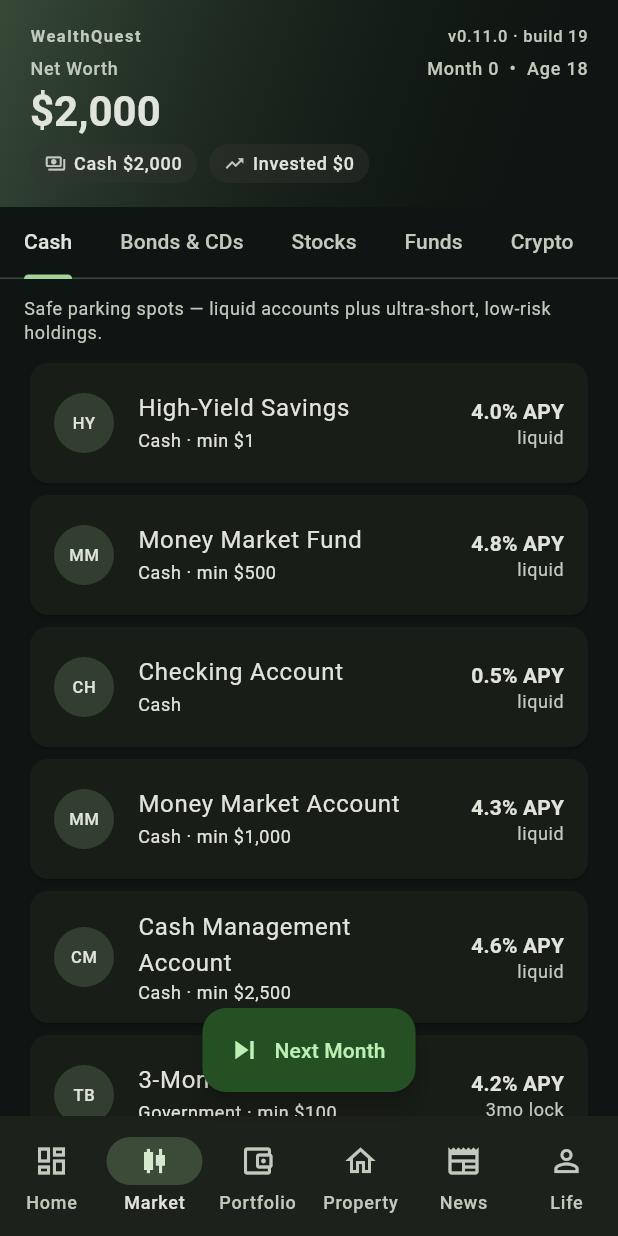
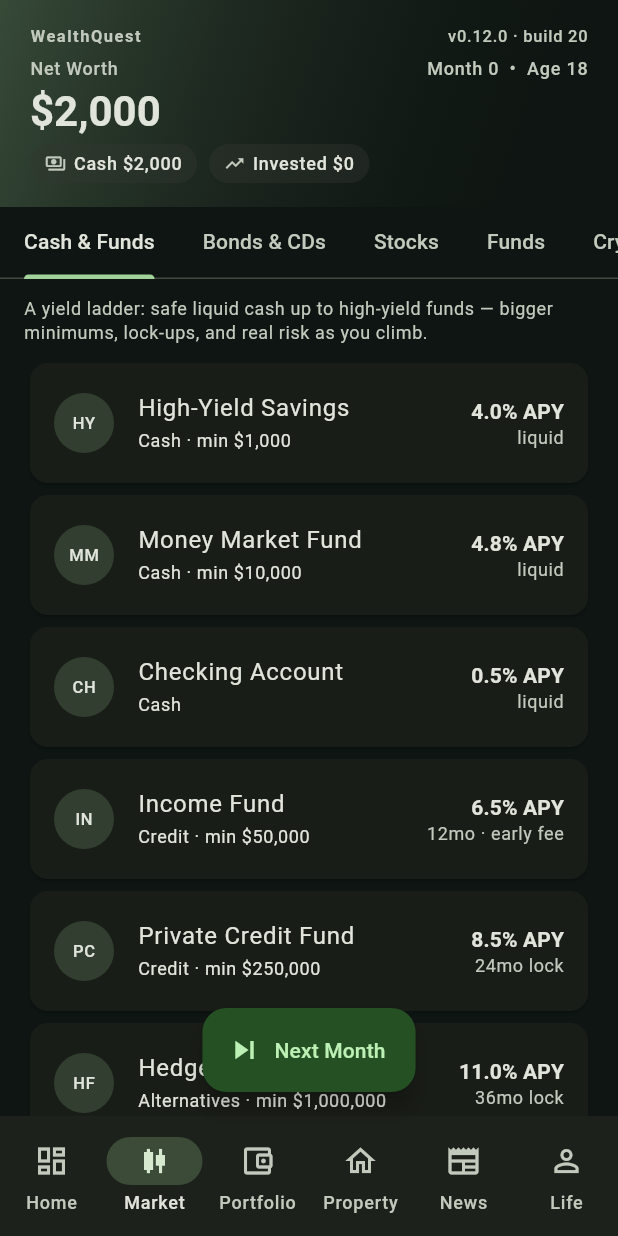
Before and after one commit to Armandoxh/Territorygame, a Flutter app: the screen it shows after launch, item 2 of the bottom bar chosen, on a phone screen of 412 x 824 dp. Run offline on Flutter 3.47's test engine with Material 3 defaults, Android fonts, the phone set to English and light mode, and no system bars.

Commit message:
WealthQuest (build 20): yield ladder (progression in the cash tier)
Per design discussion: the cash tier is now an aspiration ladder where APY
scales with entry minimum + lock-up + REAL risk.
- New AssetKind.fund + LockKind {none,penalty,hard}; AssetDef gains
  lockKind/earlyPenalty/crashLoss.
- Ladder: Checking -> HYSA($1k) -> MMF($10k) -> Income Fund($50k, penalty)
  -> Private Credit($250k, hard) -> Hedge($1M, hard); removed MMA/CMA.
- High yields are uninsured and take crash/bear drawdowns (per-asset
  crashLoss), so they don't dominate stocks/crypto or snowball risk-free.
- Controller: fund buy/sell/lock/penalty/maturity + per-asset balance risk.
- UI labels + detail stats + position subtitles; tests for min/penalty/lock.

https://claude.ai/code/session_01TzdCgZw6BTd2YJQ9wzwCow

```diff
--- a/dev_log/6-4-2026.txt
+++ b/dev_log/6-4-2026.txt
@@ -325,3 +325,27 @@
         net-worth-neutral open, cover, separate long+short, no-cash-short.
   WHY:  User: "make all the charts look like ticker graphs. Also have a
         short position we can place."
+
+2026-06-04  WealthQuest (build 20): yield ladder (fun > realism discussion)
+  WHAT: User: "the game isn't fun — $500 unlocks the best APY, no
+        progression." Redesigned the Cash tier into an aspiration ladder
+        where APY scales with entry minimum + lock-up + RISK. New
+        AssetKind.fund + LockKind {none, penalty, hard} + AssetDef
+        lockKind/earlyPenalty/crashLoss. Ladder: Checking $0/0.5%,
+        HYSA $1k/4%, MMF $10k/4.8% (crashLoss 2%), Income Fund $50k/6.5%
+        (12mo penalty lock, forfeit 50% gains early, crashLoss 3%),
+        Private Credit $250k/8.5% (24mo HARD lock, crashLoss 6%), Hedge
+        $1M/11% (36mo HARD lock, crashLoss 10%). Removed redundant
+        MMA/CMA. High yields are UNINSURED and take real drawdowns in
+        crashes/bears (per-asset crashLoss replaces the old global hit),
+        so they don't dominate stocks/crypto or snowball risk-free.
+        Controller: fund buy = separate maturing holding (hardLock flag),
+        sell blocks hard locks + applies penalty on early penalty-lock
+        exit, maturity for funds, per-asset crash/bear balance risk.
+        UI: market-row lock labels, detail stats (Crash risk / Term /
+        Early-exit / Liquidity), position subtitles. Tests for entry min,
+        early-exit penalty, hard lock. Income Fund added to the agent
+        tunnel set.
+  WHY:  User design discussion: scale APY with type + higher entry +
+        minimum hold; mix of hard locks and penalties; high yield = real
+        risk. Yield ladder first; goals/progression spine to follow.
--- a/wealthquest/lib/data/catalog.dart
+++ b/wealthquest/lib/data/catalog.dart
@@ -39,8 +39,8 @@ class Catalog {
   static const List<AssetCategory> categories = [
     AssetCategory(
       id: 'cash',
-      label: 'Cash',
-      blurb: 'Safe parking spots — liquid accounts plus ultra-short, low-risk holdings.',
+      label: 'Cash & Funds',
+      blurb: 'A yield ladder: safe liquid cash up to high-yield funds — bigger minimums, lock-ups, and real risk as you climb.',
     ),
     AssetCategory(
       id: 'fixed',
@@ -73,10 +73,10 @@ class Catalog {
       categoryId: 'cash',
       kind: AssetKind.savings,
       apy: 0.04,
-      minInvestment: 1,
+      minInvestment: 1000,
       sector: 'Cash',
       insured: true,
-      blurb: 'Withdraw anytime, FDIC-insured. 4% APY, no strings.',
+      blurb: 'Withdraw anytime, FDIC-insured. 4% APY. \$1k to open.',
     ),
     AssetDef(
       id: 'mmf',
@@ -85,11 +85,12 @@ class Catalog {
       categoryId: 'cash',
       kind: AssetKind.savings,
       apy: 0.048,
-      minInvestment: 500,
+      minInvestment: 10000,
       sector: 'Cash',
       insured: false,
-      blurb: 'Higher yield than a HYSA, still liquid — but it\'s a fund, '
-          'so NOT FDIC-insured.',
+      crashLoss: 0.02,
+      blurb: 'Higher yield than a HYSA, still liquid. \$10k to open, NOT '
+          'FDIC-insured (can dip ~2% in a crash).',
     ),
     AssetDef(
       id: 'chk',
@@ -104,34 +105,53 @@ class Catalog {
       blurb: 'Instant access, almost no yield. Don\'t park real savings here.',
     ),
     AssetDef(
-      id: 'mma',
-      name: 'Money Market Account',
-      ticker: 'MMA',
+      id: 'income_fund',
+      name: 'Income Fund',
+      ticker: 'INCF',
       categoryId: 'cash',
-      kind: AssetKind.savings,
-      apy: 0.043,
-      minInvestment: 1000,
-      minBalance: 1000,
-      belowMinApy: 0.005,
-      sector: 'Cash',
-      insured: true,
-      blurb: 'FDIC-insured, 4.3% APY — but you must keep \$1,000 in or the '
-          'rate drops to 0.5%.',
+      kind: AssetKind.fund,
+      apy: 0.065,
+      termDays: 12,
+      minInvestment: 50000,
+      sector: 'Credit',
+      insured: false,
+      lockKind: LockKind.penalty,
+      earlyPenalty: 0.5,
+      crashLoss: 0.03,
+      blurb: '~6.5% yield, \$50k minimum. Pull out before a year and you '
+          'forfeit half your gains. Dips in bad years.',
     ),
     AssetDef(
-      id: 'cma',
-      name: 'Cash Management Account',
-      ticker: 'CMA',
+      id: 'priv_credit',
+      name: 'Private Credit Fund',
+      ticker: 'PCF',
       categoryId: 'cash',
-      kind: AssetKind.savings,
-      apy: 0.046,
-      minInvestment: 2500,
-      minBalance: 2500,
-      belowMinApy: 0.01,
-      sector: 'Cash',
+      kind: AssetKind.fund,
+      apy: 0.085,
+      termDays: 24,
+      minInvestment: 250000,
+      sector: 'Credit',
       insured: false,
-      blurb: 'Brokerage sweep, 4.6% APY. Higher min, keep \$2,500 in, and '
-          'NOT FDIC-insured.',
+      lockKind: LockKind.hard,
+      crashLoss: 0.06,
+      blurb: '~8.5% for \$250k, hard-locked 2 years. Real drawdowns when the '
+          'economy turns.',
+    ),
+    AssetDef(
+      id: 'hedge_fund',
+      name: 'Hedge Fund',
+      ticker: 'HF',
+      categoryId: 'cash',
+      kind: AssetKind.fund,
+      apy: 0.11,
+      termDays: 36,
+      minInvestment: 1000000,
+      sector: 'Alternatives',
+      insured: false,
+      lockKind: LockKind.hard,
+      crashLoss: 0.10,
+      blurb: '~11% for the \$1M club, hard-locked 3 years. Big swings; ugly '
+          'years happen.',
     ),
     AssetDef(
       id: 'tbill',
--- a/wealthquest/lib/models/asset.dart
+++ b/wealthquest/lib/models/asset.dart
@@ -9,14 +9,25 @@
 enum AssetKind {
   savings, // liquid, accrues interest every day, withdraw anytime
   cd, // locked for a fixed term, accrues interest, redeemable at maturity
+  fund, // yield fund: high APY, locked (hard or penalty), can lose in downturns
   bond, // price-based + pays a coupon into cash each day
   stock, // price-based, random walk, may pay dividends
   etf, // price-based, lower volatility basket, may pay dividends
   crypto, // price-based, high volatility
 }
 
+/// How a holding's lock-up works.
+enum LockKind {
+  none, // withdraw anytime, no penalty
+  penalty, // withdraw early but forfeit a slice of your gains
+  hard, // can't withdraw before maturity (CDs, private credit, hedge funds)
+}
+
 extension AssetKindX on AssetKind {
-  bool get isInterestBearing => this == AssetKind.savings || this == AssetKind.cd;
+  bool get isInterestBearing =>
+      this == AssetKind.savings ||
+      this == AssetKind.cd ||
+      this == AssetKind.fund;
 
   bool get isPriceBased =>
       this == AssetKind.bond ||
@@ -34,6 +45,8 @@ extension AssetKindX on AssetKind {
         return 'Savings';
       case AssetKind.cd:
         return 'CD';
+      case AssetKind.fund:
+        return 'Fund';
       case AssetKind.bond:
         return 'Bond';
       case AssetKind.stock:
@@ -122,6 +135,17 @@ class AssetDef {
   /// funds (MMF, CMA sweeps, bond funds) are not insured.
   final bool insured;
 
+  /// How this holding locks up. [termDays] is the lock period.
+  final LockKind lockKind;
+
+  /// For penalty-lock funds: fraction of accrued gains forfeited if you
+  /// withdraw before maturity (0..1).
+  final double earlyPenalty;
+
+  /// Fraction of balance lost in a crash month (for risky funds / uninsured
+  /// cash). 0 = safe. Drives the "high yield = real risk" trade-off.
+  final double crashLoss;
+
   final String blurb;
 
   const AssetDef({
@@ -146,6 +170,9 @@ class AssetDef {
     this.minBalance = 0,
     this.belowMinApy = 0,
     this.insured = false,
+    this.lockKind = LockKind.none,
+    this.earlyPenalty = 0,
+    this.crashLoss = 0,
     this.blurb = '',
   });
 
@@ -158,6 +185,7 @@ class AssetDef {
       case AssetKind.bond:
         return 'Fixed coupon';
       case AssetKind.savings:
+      case AssetKind.fund:
         return 'Variable';
       default:
         return '';
--- a/wealthquest/lib/ui/market_tab.dart
+++ b/wealthquest/lib/ui/market_tab.dart
@@ -98,7 +98,13 @@ class _AssetRow extends StatelessWidget {
       bottomColor = gainColor(ch);
     } else {
       top = '${pct(def.apy)} APY';
-      bottom = def.kind == AssetKind.cd ? '${def.termDays}mo lock' : 'liquid';
+      if (def.kind == AssetKind.cd || def.lockKind == LockKind.hard) {
+        bottom = '${def.termDays}mo lock';
+      } else if (def.lockKind == LockKind.penalty) {
+        bottom = '${def.termDays}mo · early fee';
+      } else {
+        bottom = 'liquid';
+      }
     }
 
     return Card(
--- a/wealthquest/lib/ui/portfolio_tab.dart
+++ b/wealthquest/lib/ui/portfolio_tab.dart
@@ -154,10 +154,12 @@ class _HoldingTile extends StatelessWidget {
     final String subtitle;
     if (holding.isShort) {
       subtitle = 'SHORT • entry ${price(holding.entryPrice)}';
-    } else if (holding.kind == AssetKind.cd) {
+    } else if (holding.kind == AssetKind.cd || holding.kind == AssetKind.fund) {
       subtitle = holding.matured
-          ? 'Matured • redeemable'
-          : 'Locked • matures month ${holding.maturityDay}';
+          ? 'Matured • free to withdraw'
+          : holding.hardLock
+              ? 'Locked • matures month ${holding.maturityDay}'
+              : 'Early-exit fee until month ${holding.maturityDay}';
     } else if (holding.kind.isInterestBearing) {
       subtitle = '${def.kind.label} • ${pct(def.apy)} APY';
     } else {
--- a/wealthquest/lib/version.dart
+++ b/wealthquest/lib/version.dart
@@ -4,7 +4,7 @@
 /// notable features) — see wealthquest/CLAUDE.md. The badge pinned at the top
 /// of the home header shows this, so you can instantly confirm the live page is
 /// the latest build (and not a stale cache).
-const String kAppVersion = '0.11.0';
-const int kBuildNumber = 19;
+const String kAppVersion = '0.12.0';
+const int kBuildNumber = 20;
 
 String get appVersionLabel => 'v$kAppVersion · build $kBuildNumber';
--- a/wealthquest/pubspec.yaml
+++ b/wealthquest/pubspec.yaml
@@ -1,7 +1,7 @@
 name: wealthquest
 description: "A mobile life-sim / stock-market game. Start at 18 with a day job; each Next Month advances a month — watch your investments perform."
 publish_to: "none"
-version: 0.11.0+19
+version: 0.12.0+20
 
 environment:
   sdk: ">=3.4.0 <4.0.0"
```
Also changed, not shown: wealthquest/lib/models/holding.dart (+7 -2 lines), wealthquest/lib/state/game_controller.dart (+37 -15 lines), wealthquest/lib/ui/asset_detail_screen.dart (+14 -5 lines), 3 other files.
